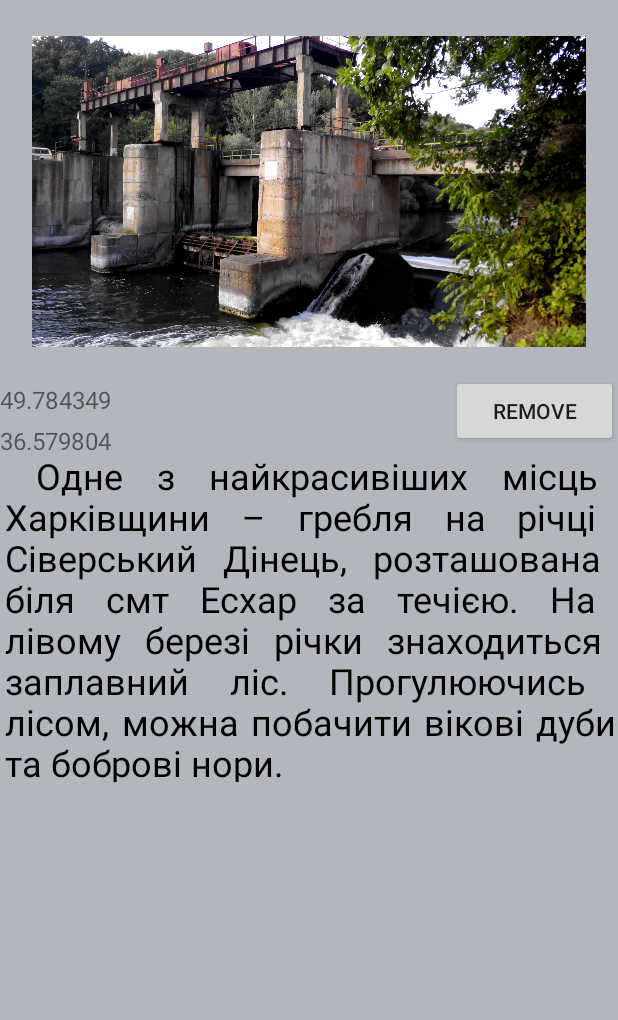
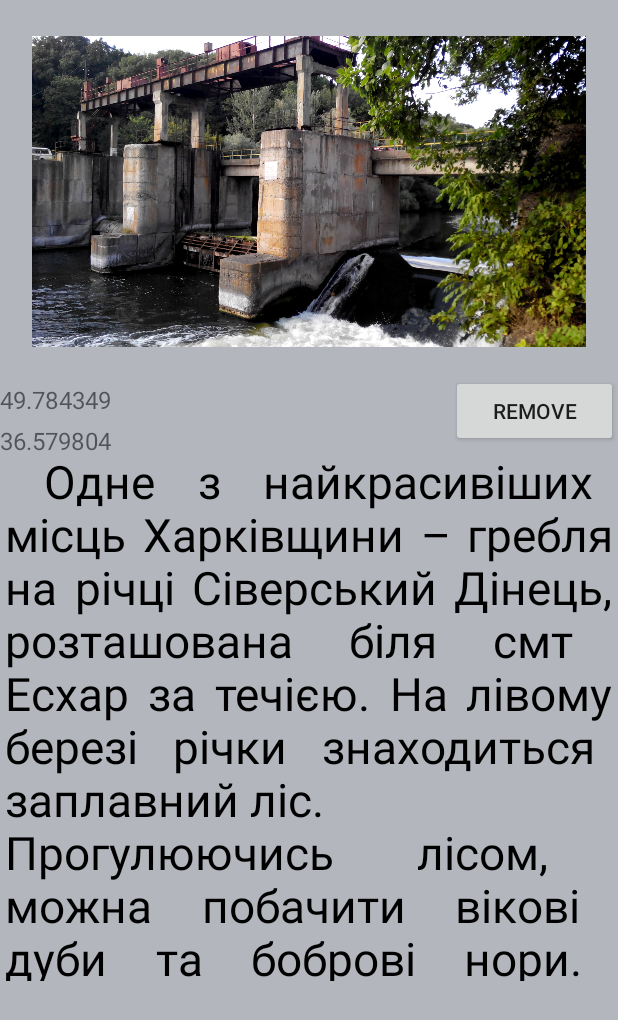
Before and after one commit to Cosmic-M/brisk-bike-navigator-app, an Android app: the screen it shows after launch (PlacePagerActivity), after a tap on "SHOW ALL POINTS", on a phone screen of 412 x 824 dp. Shown: the top 1020 px of the screen. Run offline under Robolectric (Android 15) with nearby library versions, the phone set to English and light mode, and no system bars.

Commit message:
fixed text size and PlaceLab content

```diff
--- a/app/src/main/java/brisk/bike/navigator/JustifiedTextView.java
+++ b/app/src/main/java/brisk/bike/navigator/JustifiedTextView.java
@@ -84,7 +84,7 @@ public class JustifiedTextView extends View {
         mPaint = new Paint(Paint.ANTI_ALIAS_FLAG);
         mPaint.setStyle(Paint.Style.FILL);
         mPaint.setAntiAlias(true);
-        mPaint.setTextSize(36);
+        mPaint.setTextSize(46);
         mFontMetrics = new Paint.FontMetricsInt();
         int b1 =  (int) Math.abs(mPaint.ascent());
         int fh =  (int) mPaint.descent() + b1;
--- a/app/src/main/java/brisk/bike/navigator/PlaceLab.java
+++ b/app/src/main/java/brisk/bike/navigator/PlaceLab.java
@@ -65,14 +65,14 @@ public class PlaceLab {
             insertPlaceIntoDB(mp);
 
             mp = new MemoryPlace(new LatLng(49.614979,36.321349));
-            mp.setTextDescription("Дитячий табір «Романтик» було збудовано на початку 70-х і є"
+            mp.setTextDescription("Дитячий табір «Романтик» було збудовано на початку 70-х і був"
                     + " базою відпочинку Харківського приладобудівного заводу ім. Шевченка – "
                     + "одного з найбільших заводів у СРСР із виробництва військової електроніки"
                     + " та побутової техніки. Останню зміну відпочиваючих табір приймав у далекому"
                     + " 2004 році. З того часу база дрейфує за часом: територія заросла бур'яном,"
-                    + " споруди занепали і почали обсипатися, а пам'ятники на території частково"
+                    + " споруди занепали і почали осипатися, а пам'ятники на території частково"
                     + " зруйновані. Все це робить непогану заявочку на декорації до зйомок "
-                    + " продовження Божевільного Макса. А загалом відмінне атмосферне місце, "
+                    + "продовження Божевільного Макса. А загалом відмінне атмосферне місце, "
                     + "яке варто відвідати, якщо ще не встигли.");
             saveImageToFileSystem(context, mp, R.raw.lager_romantic);
             insertPlaceIntoDB(mp);
@@ -120,7 +120,7 @@ public class PlaceLab {
             mp = new MemoryPlace(new LatLng(49.658841,36.350675));
             mp.setTextDescription("Зміївські Кручі знаходяться поблизу південної околиці "
                     + "м. Зміїва. Підніжжя \"Зміївських гір\" розташоване безпосередньо "
-                    + "біля річки Сіверський Донець");
+                    + "біля річки Сіверський Дінець");
             saveImageToFileSystem(context, mp, R.raw.zmiiv);
             insertPlaceIntoDB(mp);
 
@@ -135,7 +135,7 @@ public class PlaceLab {
                     + "приваблює туристів для огляду величного техногенного масиву. Для "
                     + "мешканців «Першої» столиці шлях неблизький, проте відвідування цього "
                     + "чудового та незвичайного місця принесе велике задоволення всім любителям "
-                    + "екскурсійних вело-або мототурів.");
+                    + "екскурсійних вело або мототурів.");
             saveImageToFileSystem(context, mp, R.raw.career_of_chalk);
             insertPlaceIntoDB(mp);
 
@@ -150,10 +150,10 @@ public class PlaceLab {
                     + "де річка Сіверський Донець огинає величезний виступ верхнемелових та "
                     + "юрських порід, а також найвища точка Харківської області, а саме 218 м "
                     + "над рівнем моря... Здається, всі й так уже здогадалися, що йдеться про "
-                    + "гору Кременець. На схилі гори встановлено зібрані на околицях кам'яні "
-                    + "боввани статуї. Згідно з давньою легендою, племена, що жили в степу, "
+                    + "гору Крем'янець. На схилі гори встановлено зібрані на околицях кам'яні "
+                    + "статуї. Згідно з давньою легендою, племена, що жили в степу, "
                     + "поклонялися богу-сонцю, але прогнівали його і були перетворені на камінь."
-                    + "Хто не вірить – може приїхати і подивитися: датовані серединою XII ст.,"
+                    + " Хто не вірить – може приїхати і подивитися: датовані серединою XII ст.,"
                     + " вони дають уявлення, хоч і невиразне (час все ж таки наклав свій відбиток)");
             saveImageToFileSystem(context, mp, R.raw.the_kremyanec_mountain);
             insertPlaceIntoDB(mp);
@@ -199,9 +199,9 @@ public class PlaceLab {
             mp.setTextDescription("Композицію парку Кеніга створив ландшафтний архітектор "
                     + "Георг Куфальдт. Під його керівництвом було висаджено близько 150 видів "
                     + "екзотичних для цієї місцевості рослин. Також було побудовано безліч алей,"
-                    + "фонтанів, сходів і інших декоративних елементів. Площа парку становить "
+                    + " фонтанів, сходів і інших декоративних елементів. Площа парку становить "
                     + "близько 39,3 га. Родзинкою і сьогодні залишається липова алея, гілки дерев"
-                    + " якій ростуть вертикально вгору. ");
+                    + " якої ростуть вертикально вгору.");
             saveImageToFileSystem(context, mp, R.raw.sharovka);
             insertPlaceIntoDB(mp);
 
```
